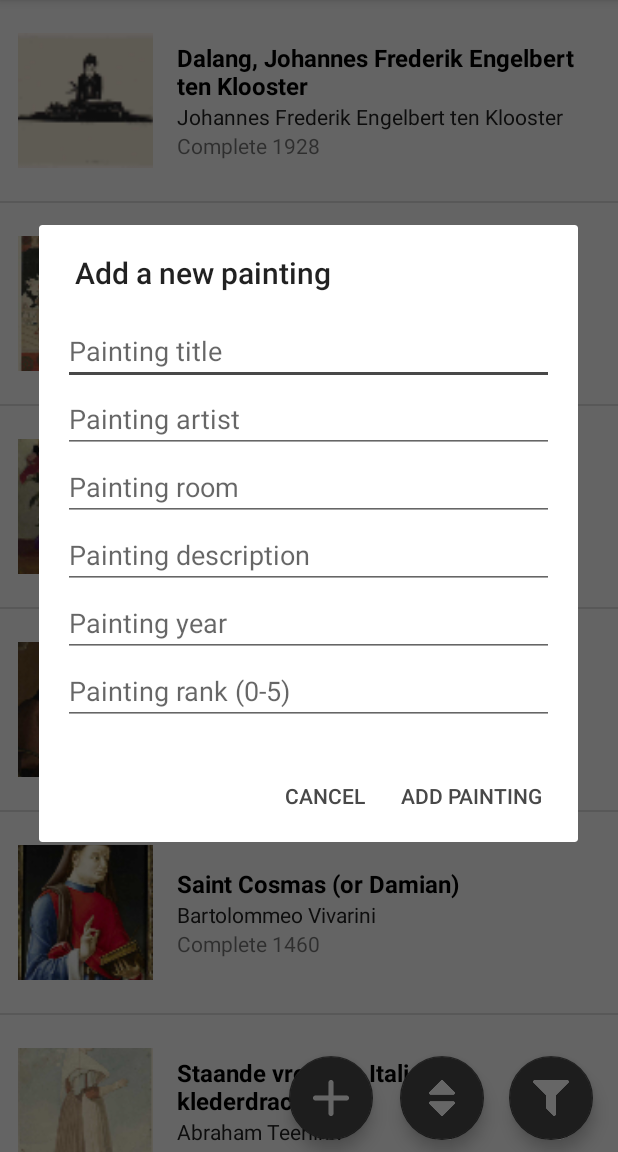
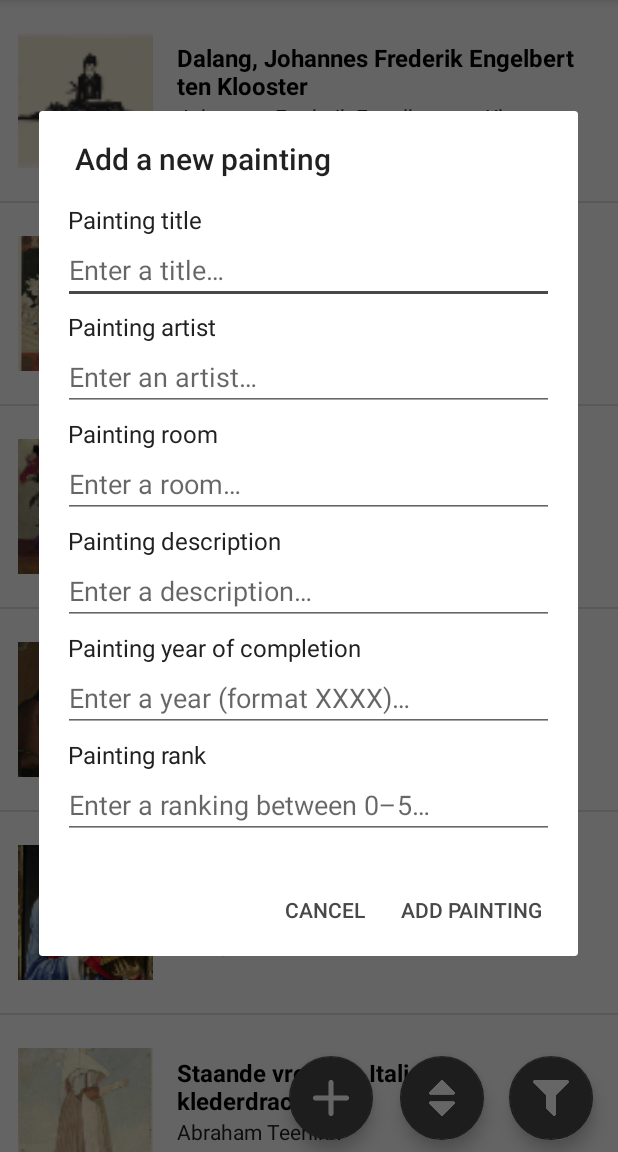
Before and after one commit to AdamMcquiff/rijksmuseum-android-app, an Android app: the PaintingMasterActivity screen opened directly, with no data from a screen before it, after a tap on an icon or button, on a phone screen of 412 x 824 dp, the part 84-1236 px from its top. Run offline under Robolectric (Android 15) with nearby library versions, the phone set to English and light mode, and no system bars.

Commit message:
Code cleanup; resolving TODOs; etc.

```diff
--- a/app/build.gradle
+++ b/app/build.gradle
@@ -21,6 +21,7 @@ android {
 
 dependencies {
     compile fileTree(dir: 'libs', include: ['*.jar'])
+    compile 'com.google.android.gms:play-services-maps:10.0.0'
     androidTestCompile('com.android.support.test.espresso:espresso-core:2.2.2', {
         exclude group: 'com.android.support', module: 'support-annotations'
     })
--- /dev/null
+++ b/app/src/debug/res/values/google_maps_api.xml
@@ -0,0 +1,3 @@
+<resources>
+    <string name="google_maps_key" templateMergeStrategy="preserve" translatable="false">AIzaSyAJPpCBSWTKor0JZjXCj5A_zU0brGAt8ZI</string>
+</resources>
--- a/app/src/main/java/com/cet325/bg72db/MainActivity.java
+++ b/app/src/main/java/com/cet325/bg72db/MainActivity.java
@@ -63,6 +63,10 @@ public class MainActivity extends AppCompatActivity {
                 Intent ticketInfoActivityIntent = new Intent(getApplicationContext(), TicketInformationActivity.class);
                 startActivity(ticketInfoActivityIntent);
                 return true;
+            case R.id.find_us:
+                Intent findUsActivityIntent = new Intent(getApplicationContext(), FindUsActivity.class);
+                startActivity(findUsActivityIntent);
+                return true;
             default:
                 return super.onOptionsItemSelected(item);
         }
--- a/app/src/main/java/com/cet325/bg72db/PaintingDetailActivity.java
+++ b/app/src/main/java/com/cet325/bg72db/PaintingDetailActivity.java
@@ -201,7 +201,7 @@ public class PaintingDetailActivity extends AppCompatActivity {
                 .setPositiveButton("Delete", new DialogInterface.OnClickListener() {
                     public void onClick(DialogInterface dialog, int id) {
                         sqLiteHelper.deletePainting(painting);
-                        Toast.makeText(getApplicationContext(), "Painting successfully delete", Toast.LENGTH_LONG).show();
+                        Toast.makeText(getApplicationContext(), "Painting successfully deleted", Toast.LENGTH_LONG).show();
                         onBackPressed();
                     }
                 })
--- a/app/src/main/res/layout/add_painting_dialog.xml
+++ b/app/src/main/res/layout/add_painting_dialog.xml
@@ -1,5 +1,5 @@
 <?xml version="1.0" encoding="utf-8"?>
-<LinearLayout
+<ScrollView
     xmlns:android="http://schemas.android.com/apk/res/android"
     android:layout_width="match_parent"
     android:layout_height="match_parent"
@@ -7,57 +7,121 @@
     android:orientation="vertical"
     android:padding="@dimen/mediumPadding">
 
-    <!-- TODO: add text labels instead of reliance on hint attributes -->
-    <!-- TODO: add hints / labels into strings file -->
+    <LinearLayout
+        android:orientation="vertical"
+        android:layout_width="match_parent"
+        android:layout_height="wrap_content">
+
+        <TextView
+            android:layout_width="match_parent"
+            android:layout_height="match_parent"
+            android:text="@string/painting_dialog_title_field_title"
+            android:textColor="@color/colorPrimary"
+            android:paddingLeft="3dp"
+            android:paddingRight="3dp"
+            android:textSize="16sp" />
+
         <EditText
             android:id="@+id/edit_painting_title"
             android:layout_width="fill_parent"
             android:layout_height="wrap_content"
-        android:hint="Painting title"
+            android:hint="@string/painting_dialog_title_field_hint"
             android:inputType="textMultiLine"
             android:scrollbars="vertical" />
+
+        <TextView
+            android:layout_width="match_parent"
+            android:layout_height="match_parent"
+            android:text="@string/painting_dialog_artist_field_title"
+            android:textColor="@color/colorPrimary"
+            android:paddingTop="4dp"
+            android:paddingLeft="3dp"
+            android:paddingRight="3dp"
+            android:textSize="16sp" />
 
         <EditText
             android:id="@+id/edit_painting_artist"
             android:layout_width="fill_parent"
             android:layout_height="wrap_content"
-        android:hint="Painting artist"
+            android:hint="@string/painting_dialog_artist_field_hint"
             android:inputType="textMultiLine"
             android:scrollbars="vertical" />
+
+        <TextView
+            android:layout_width="match_parent"
+            android:layout_height="match_parent"
+            android:text="@string/painting_dialog_room_field_title"
+            android:textColor="@color/colorPrimary"
+            android:paddingTop="4dp"
+            android:paddingLeft="3dp"
+            android:paddingRight="3dp"
+            android:textSize="16sp" />
 
         <EditText
             android:id="@+id/edit_painting_room"
             android:layout_width="fill_parent"
             android:layout_height="wrap_content"
-        android:hint="Painting room"
+            android:hint="@string/painting_dialog_room_field_hint"
             android:inputType="textMultiLine"
             android:scrollbars="vertical" />
+
+        <TextView
+            android:layout_width="match_parent"
+            android:layout_height="match_parent"
+            android:text="@string/painting_dialog_description_field_title"
+            android:textColor="@color/colorPrimary"
+            android:paddingTop="4dp"
+            android:paddingLeft="3dp"
+            android:paddingRight="3dp"
+            android:textSize="16sp" />
 
         <EditText
             android:id="@+id/edit_painting_description"
             android:layout_width="fill_parent"
             android:layout_height="wrap_content"
-        android:hint="Painting description"
+            android:hint="@string/painting_dialog_description_field_hint"
             android:inputType="textMultiLine"
             android:scrollbars="vertical" />
+
+        <TextView
+            android:layout_width="match_parent"
+            android:layout_height="match_parent"
+            android:text="@string/painting_dialog_year_field_title"
+            android:textColor="@color/colorPrimary"
+            android:paddingTop="4dp"
+            android:paddingLeft="3dp"
+            android:paddingRight="3dp"
+            android:textSize="16sp" />
 
         <EditText
             android:id="@+id/edit_painting_year"
             android:layout_width="fill_parent"
             android:layout_height="wrap_content"
-        android:hint="Painting year"
+            android:hint="@string/painting_dialog_year_field_hint"
             android:maxLength="4"
             android:inputType="number"
             android:scrollbars="vertical" />
+
+        <TextView
+            android:layout_width="match_parent"
+            android:layout_height="match_parent"
+            android:text="@string/painting_dialog_rank_field_title"
+            android:textColor="@color/colorPrimary"
+            android:paddingTop="4dp"
+            android:paddingLeft="3dp"
+            android:paddingRight="3dp"
+            android:textSize="16sp" />
 
         <EditText
             android:id="@+id/edit_painting_rank"
             android:layout_width="fill_parent"
             android:layout_height="wrap_content"
-        android:hint="Painting rank (0-5)"
+            android:hint="@string/painting_dialog_rank_field_hint"
             android:inputType="number"
             android:maxLength="1"
             android:ems="10"
             android:scrollbars="vertical" />
 
     </LinearLayout>
+
+</ScrollView>
--- a/app/src/main/res/menu/main_menu.xml
+++ b/app/src/main/res/menu/main_menu.xml
@@ -5,8 +5,8 @@
     <item android:id="@+id/paintings_link"
           android:title="@string/paintings_link_title">
     </item>
-    <item android:id="@+id/about_link"
-        android:title="@string/about_link_title">
+    <item android:id="@+id/find_us"
+        android:title="@string/find_us_link_title">
     </item>
 
     <item android:id="@+id/action_info"
--- a/app/src/main/res/values/strings.xml
+++ b/app/src/main/res/values/strings.xml
@@ -1,10 +1,12 @@
 <resources>
     <!-- High level app strings -->
     <string name="app_name">Rijksmuseum</string>
+    <string name="museum_name">Rijksmuseum</string>
+    <string name="museum_address">"Museumstraat 1, 1071 XX Amsterdam, Netherlands"</string>
 
     <!-- Menu-related strings -->
     <string name="paintings_link_title">Paintings</string>
-    <string name="about_link_title">About the App</string>
+    <string name="find_us_link_title">Find the Museum</string>
     <string name="info_button_title">Ticket Information</string>
 
     <!-- Home screen strings -->
@@ -36,4 +38,19 @@
     <string name="detail_painting_delete_dialog_title">Are you sure you want to delete this painting?</string>
     <string name="detail_painting_edit_dialog_title">Edit painting</string>
     <string name="detail_painting_delete_btn">Delete painting</string>
+    <string name="title_activity_find_us">Map</string>
+
+    <!-- Add/Edit Painting dialog strings -->
+    <string name="painting_dialog_title_field_title">Painting title</string>
+    <string name="painting_dialog_title_field_hint">Enter a title&#8230;</string>
+    <string name="painting_dialog_artist_field_title">Painting artist</string>
+    <string name="painting_dialog_artist_field_hint">Enter an artist&#8230;</string>
+    <string name="painting_dialog_room_field_title">Painting room</string>
+    <string name="painting_dialog_room_field_hint">Enter a room&#8230;</string>
+    <string name="painting_dialog_description_field_title">Painting description</string>
+    <string name="painting_dialog_description_field_hint">Enter a description&#8230;</string>
+    <string name="painting_dialog_year_field_title">Painting year of completion</string>
+    <string name="painting_dialog_year_field_hint">Enter a year (format "XXXX")&#8230;</string>
+    <string name="painting_dialog_rank_field_title">Painting rank</string>
+    <string name="painting_dialog_rank_field_hint">Enter a ranking between 0&#8211;5&#8230;</string>
 </resources>
```
Also changed, not shown: app/src/main/AndroidManifest.xml (+10 -3 lines), app/src/main/java/com/cet325/bg72db/FindUsActivity.java (added, +89 -0 lines), app/src/main/res/layout/activity_find_us.xml (added, +8 -0 lines), app/src/main/res/layout/activity_main.xml (+0 -17 lines), app/src/main/res/drawable/rijksmuseum_exterior.jpg (deleted), 1 other file. Lines whose indentation alone changed are shown as unchanged.
